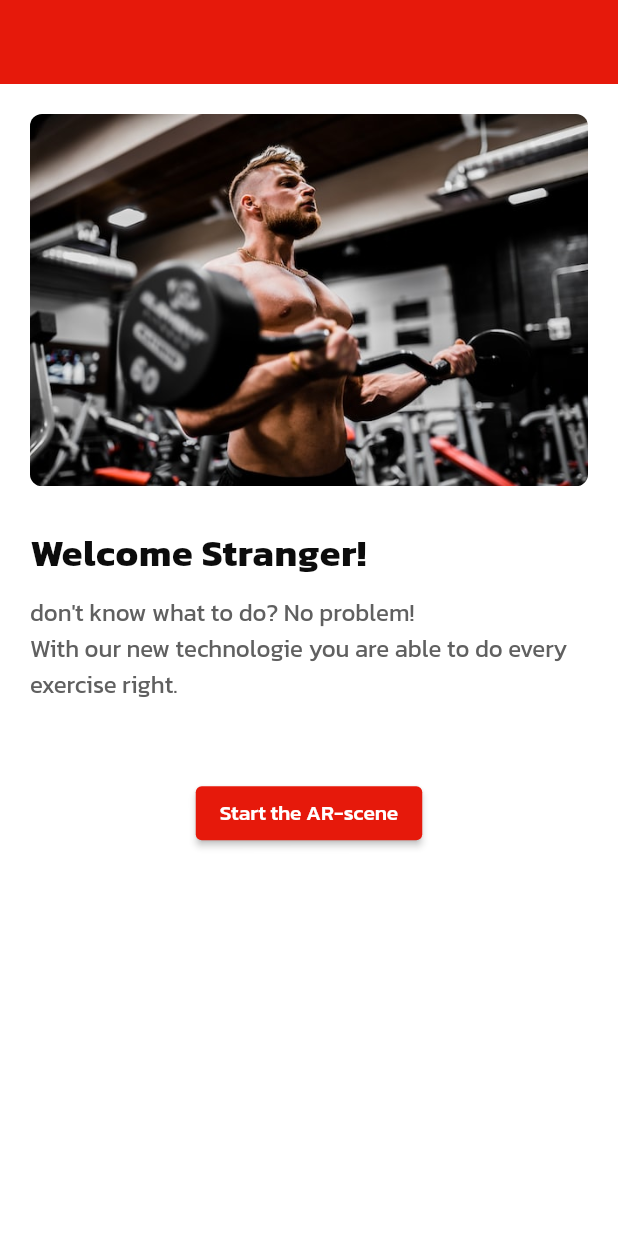
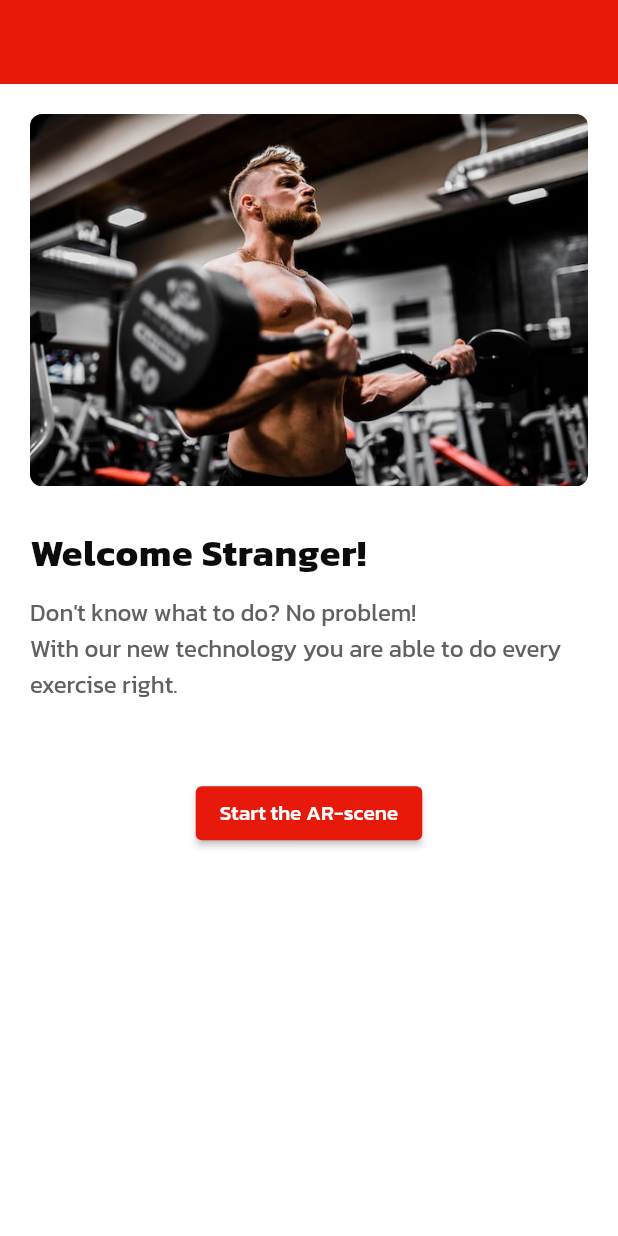
Before and after one commit to WullusTimon/Research_Project_Wullus_Timon, a Flutter app: the screen it shows after launch, on a phone screen of 412 x 824 dp. Run offline on Flutter 3.47's test engine with Material 2 defaults, Android fonts, the phone set to English and light mode, and no system bars; missing offline and left inert: arkit_plugin.

Commit message:
update before disaster

```diff
--- a/lib/ar-scene.dart
+++ b/lib/ar-scene.dart
@@ -97,7 +97,7 @@ class _ArSceneState extends State<ArScene> {
         arkitController.remove('node2');
       } else if (anchor.identifier == '88A34468-C336-0652-FA6A-3504FF1F12F8') {
         arkitController.add(node2);
-        boxNode = node;
+        boxNode = node2;
         arkitController.remove('node1');
       }
     });
--- a/lib/main.dart
+++ b/lib/main.dart
@@ -69,7 +69,7 @@ class _MyHomePageState extends State<MyHomePage> {
             const Padding(
               padding: EdgeInsets.fromLTRB(0, 0, 0, 50),
               child: Text(
-                "don't know what to do? No problem!\nWith our new technologie you are able to do every exercise right.",
+                "Don't know what to do? No problem!\nWith our new technology you are able to do every exercise right.",
                 textAlign: TextAlign.start,
                 style: TextStyle(
                   fontSize: 16,
```
